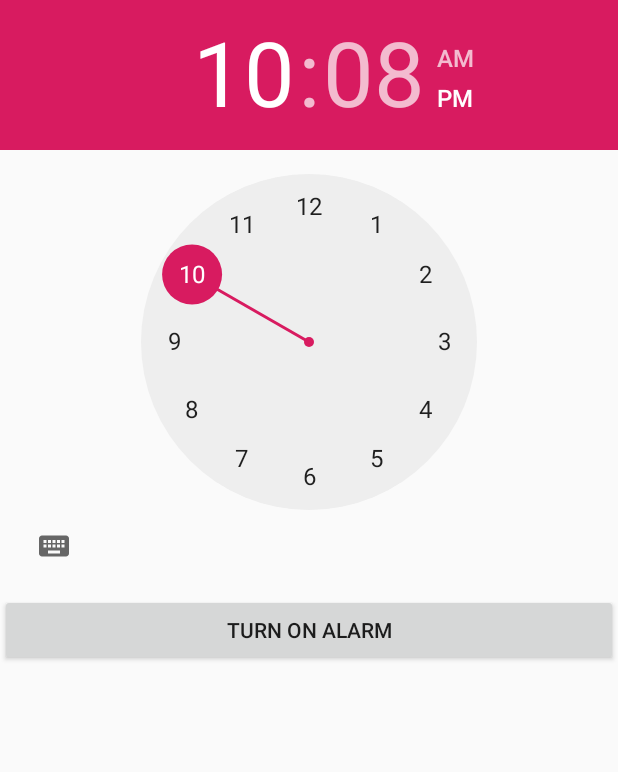
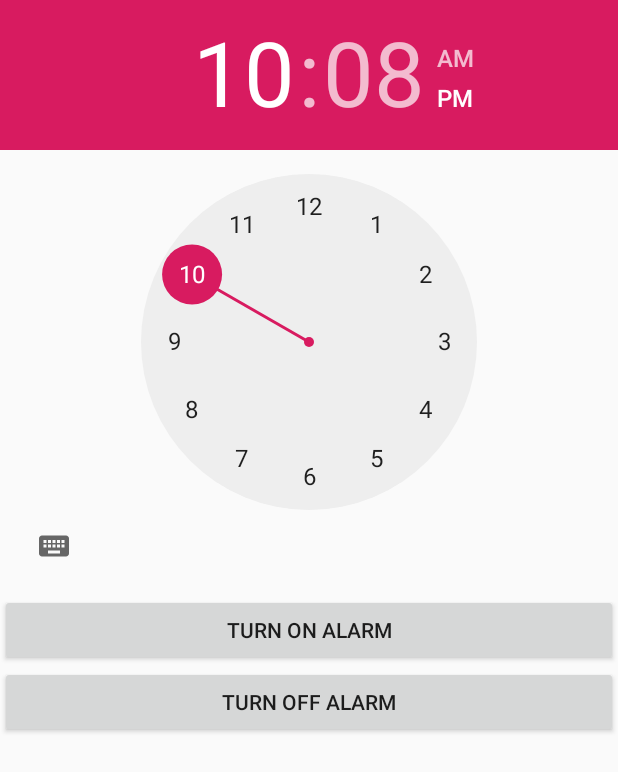
Before and after one commit to chuahou/amadeus-alarm, an Android app: the screen it shows after launch (SettingActivity), on a phone screen of 412 x 824 dp. Shown: the top 772 px of the screen. Run offline under Robolectric (Android 15) with nearby library versions, the phone set to English and light mode, and no system bars.

Commit message:
Add temporary unset button

```diff
--- a/app/src/main/java/dev/chuahou/amadeusalarm/SettingActivity.java
+++ b/app/src/main/java/dev/chuahou/amadeusalarm/SettingActivity.java
@@ -101,11 +101,26 @@ public class SettingActivity extends Activity
     }
 
     /**
+     * Unsets the alarm.
+     */
+    private void _unsetAlarm()
+    {
+        // TODO
+    }
+
+    /**
      * Handles alarm button being clicked.
      */
-    public void onButtonClicked(View view)
+    public void onSetClicked(View view)
     {
         _setAlarm();
-        finish();
+    }
+
+    /**
+     * Handles unset alarm button being clicked.
+     */
+    public void onUnsetClicked(View view)
+    {
+        _unsetAlarm();
     }
 }
--- a/app/src/main/java/dev/chuahou/amadeusalarm/alarm/AlarmActivity.java
+++ b/app/src/main/java/dev/chuahou/amadeusalarm/alarm/AlarmActivity.java
@@ -41,5 +41,4 @@ public class AlarmActivity extends Activity
     @Override
     public void onBackPressed() {}
 
-
 }
--- a/app/src/main/res/layout/activity_setting.xml
+++ b/app/src/main/res/layout/activity_setting.xml
@@ -22,10 +22,22 @@
         android:layout_height="wrap_content"
         android:layout_marginTop="8dp"
         android:checked="false"
-        android:onClick="onButtonClicked"
+        android:onClick="onSetClicked"
         android:text="@string/setting_alarm"
         app:layout_constraintEnd_toEndOf="parent"
         app:layout_constraintStart_toStartOf="parent"
         app:layout_constraintTop_toBottomOf="@+id/alarmTimePicker" />
 
+    <Button
+        android:id="@+id/alarmUnsetButton"
+        android:layout_width="match_parent"
+        android:layout_height="wrap_content"
+        android:checked="false"
+        android:onClick="onUnsetClicked"
+        android:text="@string/unsetting_alarm"
+        app:layout_constraintEnd_toEndOf="parent"
+        app:layout_constraintHorizontal_bias="0.0"
+        app:layout_constraintStart_toStartOf="parent"
+        app:layout_constraintTop_toBottomOf="@+id/alarmSetButton" />
+
 </androidx.constraintlayout.widget.ConstraintLayout>
--- a/app/src/main/res/values/strings.xml
+++ b/app/src/main/res/values/strings.xml
@@ -2,7 +2,8 @@
     <string name="app_name">Amadeus</string>
 
     <!-- setting activity strings -->
-    <string name="setting_alarm">Turn on alarm</string>
+    <string name="setting_alarm">Turn ON alarm</string>
+    <string name="unsetting_alarm">Turn OFF alarm</string>
 
     <!--- notification channel strings -->
     <string name="nc_name">Alarm</string>
```
